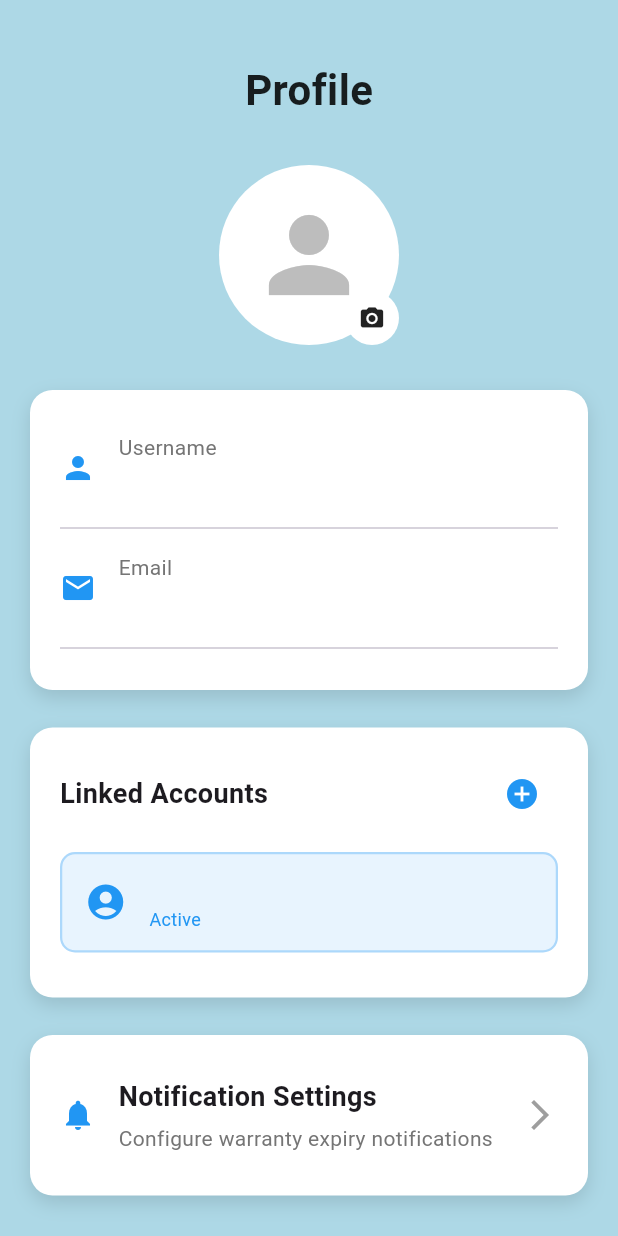
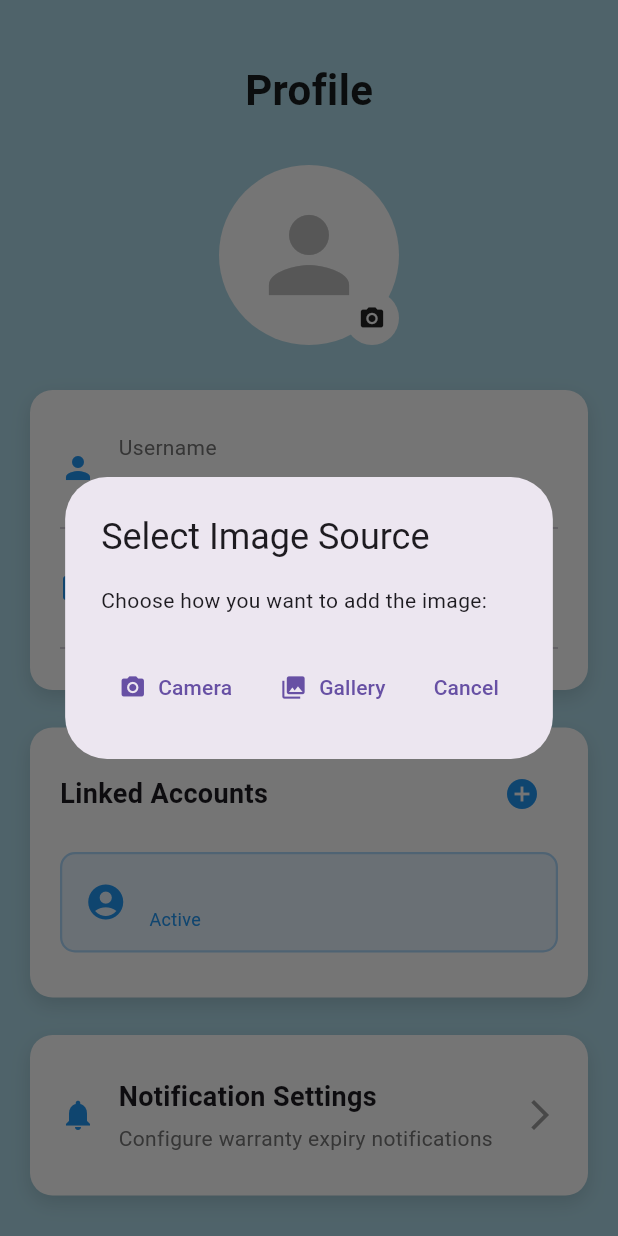
Before and after one commit to Rickiard/MyWarrantiesLPEI, a Flutter app: the ProfilePage screen opened directly, after a tap on the "camera alt" icon, on a phone screen of 412 x 824 dp. Run offline on Flutter 3.47's test engine with Material 3 defaults, Android fonts, the phone set to English and light mode, and no system bars; our stand-ins replace awesome_notifications, cloud_firestore, email_validator, file_picker, firebase_auth, firebase_core and 7 more; missing offline and left inert: flutter_background_service, flutter_background_service_android; accounts and stored records are empty; network calls fail.

Commit message:
Local Storage funcional;

```diff
--- a/mywarranties/lib/services/file_storage_service.dart
+++ b/mywarranties/lib/services/file_storage_service.dart
@@ -22,12 +22,14 @@ class FileStorageService {
   }
 
   FileStorageService._internal();
-
-  /// Picks an image from the gallery and saves it locally
+  /// Picks an image from the gallery or camera and saves it locally
   /// Returns a map with the local path and remote URL if uploaded to Firebase
   Future<Map<String, String>?> pickAndStoreImage({required BuildContext context, bool uploadToFirebase = true}) async {
+    final ImageSource? source = await _showImageSourceDialog(context);
+    if (source == null) return null;
+
     final ImagePicker picker = ImagePicker();
-    final XFile? image = await picker.pickImage(source: ImageSource.gallery);
+    final XFile? image = await picker.pickImage(source: source);
 
     if (image != null) {
       try {
@@ -195,10 +197,50 @@ class FileStorageService {
         } catch (e) {
           print('Error deleting file from Firebase: $e');
         }
-      }
-    } catch (e) {
+      }    } catch (e) {
       print('Error deleting file: $e');
     }
+  }
+
+  /// Shows a dialog to let user choose between camera and gallery
+  Future<ImageSource?> _showImageSourceDialog(BuildContext context) async {
+    return await showDialog<ImageSource>(
+      context: context,
+      builder: (BuildContext context) {
+        return AlertDialog(
+          title: Text('Select Image Source'),
+          content: Text('Choose how you want to add the image:'),
+          actions: [
+            TextButton(
+              onPressed: () => Navigator.of(context).pop(ImageSource.camera),
+              child: Row(
+                mainAxisSize: MainAxisSize.min,
+                children: [
+                  Icon(Icons.camera_alt),
+                  SizedBox(width: 8),
+                  Text('Camera'),
+                ],
+              ),
+            ),
+            TextButton(
+              onPressed: () => Navigator.of(context).pop(ImageSource.gallery),
+              child: Row(
+                mainAxisSize: MainAxisSize.min,
+                children: [
+                  Icon(Icons.photo_library),
+                  SizedBox(width: 8),
+                  Text('Gallery'),
+                ],
+              ),
+            ),
+            TextButton(
+              onPressed: () => Navigator.of(context).pop(),
+              child: Text('Cancel'),
+            ),
+          ],
+        );
+      },
+    );
   }
 
   /// Import dependencies needed for the file_storage_service
--- a/mywarranties/lib/services/local_file_storage_service.dart
+++ b/mywarranties/lib/services/local_file_storage_service.dart
@@ -18,12 +18,14 @@ class FileStorageService {
   }
 
   FileStorageService._internal();
-
-  /// Picks an image from the gallery and saves it locally
+  /// Picks an image from the gallery or camera and saves it locally
   /// Returns a map with the local path
   Future<Map<String, String>?> pickAndStoreImage({required BuildContext context}) async {
+    final ImageSource? source = await _showImageSourceDialog(context);
+    if (source == null) return null;
+
     final ImagePicker picker = ImagePicker();
-    final XFile? image = await picker.pickImage(source: ImageSource.gallery);
+    final XFile? image = await picker.pickImage(source: source);
 
     if (image != null) {
       try {
@@ -172,4 +174,45 @@ class FileStorageService {
         return Icons.insert_drive_file;
     }
   }
+
+  /// Shows a dialog to let user choose between camera and gallery
+  Future<ImageSource?> _showImageSourceDialog(BuildContext context) async {
+    return await showDialog<ImageSource>(
+      context: context,
+      builder: (BuildContext context) {
+        return AlertDialog(
+          title: Text('Select Image Source'),
+          content: Text('Choose how you want to add the image:'),
+          actions: [
+            TextButton(
+              onPressed: () => Navigator.of(context).pop(ImageSource.camera),
+              child: Row(
+                mainAxisSize: MainAxisSize.min,
+                children: [
+                  Icon(Icons.camera_alt),
+                  SizedBox(width: 8),
+                  Text('Camera'),
+                ],
+              ),
+            ),
+            TextButton(
+              onPressed: () => Navigator.of(context).pop(ImageSource.gallery),
+              child: Row(
+                mainAxisSize: MainAxisSize.min,
+                children: [
+                  Icon(Icons.photo_library),
+                  SizedBox(width: 8),
+                  Text('Gallery'),
+                ],
+              ),
+            ),
+            TextButton(
+              onPressed: () => Navigator.of(context).pop(),
+              child: Text('Cancel'),
+            ),
+          ],
+        );
+      },
+    );
+  }
 }
--- a/mywarranties/pubspec.yaml
+++ b/mywarranties/pubspec.yaml
@@ -32,6 +32,7 @@ dependencies:
   cupertino_icons: ^1.0.2
   provider: ^6.1.1
   path_provider: ^2.1.1
+  path: ^1.8.3
   awesome_notifications: ^0.10.1
 
 dev_dependencies:
```
Also changed, not shown: mywarranties/lib/filter.dart (+16 -18 lines), mywarranties/lib/main.dart (+9 -2 lines), mywarranties/lib/passwordRecovery.dart (+1 -12 lines), mywarranties/lib/profile.dart (+2 -7 lines), mywarranties/pubspec.lock, 1 other file.
